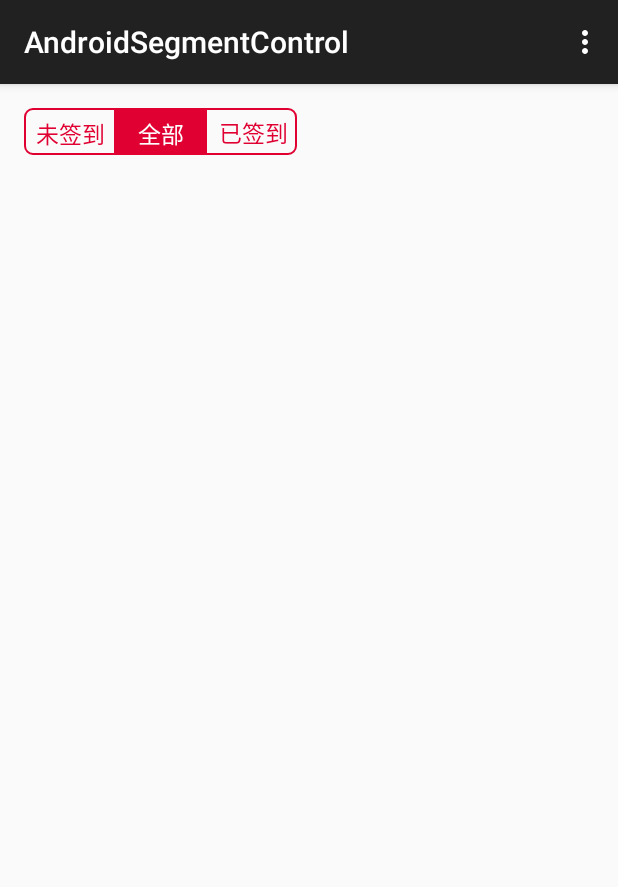
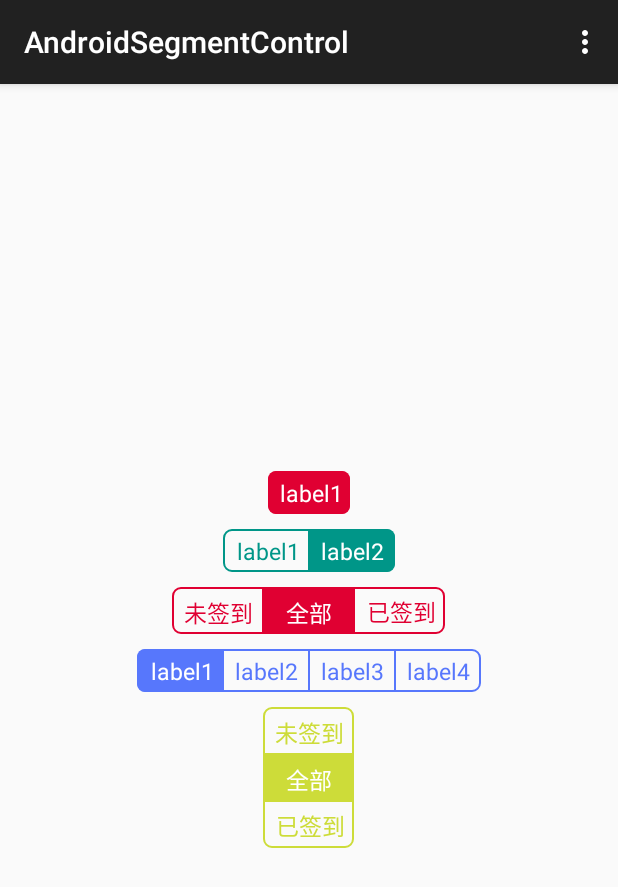
Before and after one commit to wangshaohu/AndroidSegmentControl, an Android app: the screen it shows after launch (MainActivity), on a phone screen of 412 x 824 dp. Shown: the top 887 px of the screen. Run offline under Robolectric (Android 15) with nearby library versions, the phone set to English and light mode, and no system bars.

Commit message:
add fews of examples of usage

```diff
--- a/app/src/main/res/layout/activity_main.xml
+++ b/app/src/main/res/layout/activity_main.xml
@@ -1,10 +1,38 @@
-<RelativeLayout xmlns:android="http://schemas.android.com/apk/res/android"
+<LinearLayout xmlns:android="http://schemas.android.com/apk/res/android"
     xmlns:tools="http://schemas.android.com/tools" android:layout_width="match_parent"
     android:layout_height="match_parent" android:paddingLeft="@dimen/activity_horizontal_margin"
     android:paddingRight="@dimen/activity_horizontal_margin"
     android:paddingTop="@dimen/activity_vertical_margin"
-    android:paddingBottom="@dimen/activity_vertical_margin" tools:context=".MainActivity">
+    android:paddingBottom="@dimen/activity_vertical_margin"
+    android:gravity="center"
+    android:orientation="vertical">
 
+    <com.huibin.androidsegmentcontrol.SegmentControl
+        xmlns:segmentcontrol="http://schemas.android.com/apk/res-auto"
+        android:layout_width="wrap_content"
+        android:layout_height="wrap_content"
+        android:textSize="15sp"
+        segmentcontrol:texts="label1"
+        segmentcontrol:colors="#e00032"
+        segmentcontrol:cornerRadius="5dip"
+        segmentcontrol:direction="horizon"
+        segmentcontrol:verticalGap="8dip"
+        segmentcontrol:horizonGap="8dip"
+        segmentcontrol:selectedIndex="0"/>
+
+    <com.huibin.androidsegmentcontrol.SegmentControl
+        xmlns:segmentcontrol="http://schemas.android.com/apk/res-auto"
+        android:layout_width="wrap_content"
+        android:layout_height="wrap_content"
+        android:textSize="15sp"
+        segmentcontrol:texts="label1|label2"
+        segmentcontrol:colors="#009688"
+        segmentcontrol:cornerRadius="5dip"
+        segmentcontrol:direction="horizon"
+        segmentcontrol:verticalGap="8dip"
+        segmentcontrol:horizonGap="8dip"
+        segmentcontrol:selectedIndex="1"
+        android:layout_marginTop="10dp"/>
 
     <com.huibin.androidsegmentcontrol.SegmentControl
         xmlns:segmentcontrol="http://schemas.android.com/apk/res-auto"
@@ -18,5 +46,35 @@
         segmentcontrol:direction="horizon"
         segmentcontrol:verticalGap="8dip"
         segmentcontrol:horizonGap="8dip"
-        segmentcontrol:selectedIndex="1"/>
-</RelativeLayout>
+        segmentcontrol:selectedIndex="1"
+        android:layout_marginTop="10dp"/>
+
+    <com.huibin.androidsegmentcontrol.SegmentControl
+        xmlns:segmentcontrol="http://schemas.android.com/apk/res-auto"
+        android:id="@+id/segment_control2"
+        android:layout_width="wrap_content"
+        android:layout_height="wrap_content"
+        android:textSize="15sp"
+        segmentcontrol:texts="label1|label2|label3|label4"
+        segmentcontrol:colors="#5777fc"
+        segmentcontrol:cornerRadius="5dip"
+        segmentcontrol:direction="horizon"
+        segmentcontrol:verticalGap="8dip"
+        segmentcontrol:horizonGap="8dip"
+        segmentcontrol:selectedIndex="0"
+        android:layout_marginTop="10dp"/>
+
+    <com.huibin.androidsegmentcontrol.SegmentControl
+        xmlns:segmentcontrol="http://schemas.android.com/apk/res-auto"
+        android:layout_width="wrap_content"
+        android:layout_height="wrap_content"
+        android:textSize="15sp"
+        segmentcontrol:texts="未签到|全部|已签到"
+        segmentcontrol:colors="#cddc39"
+        segmentcontrol:cornerRadius="5dip"
+        segmentcontrol:direction="vertical"
+        segmentcontrol:verticalGap="8dip"
+        segmentcontrol:horizonGap="8dip"
+        segmentcontrol:selectedIndex="1"
+        android:layout_marginTop="10dp"/>
+</LinearLayout>
```
